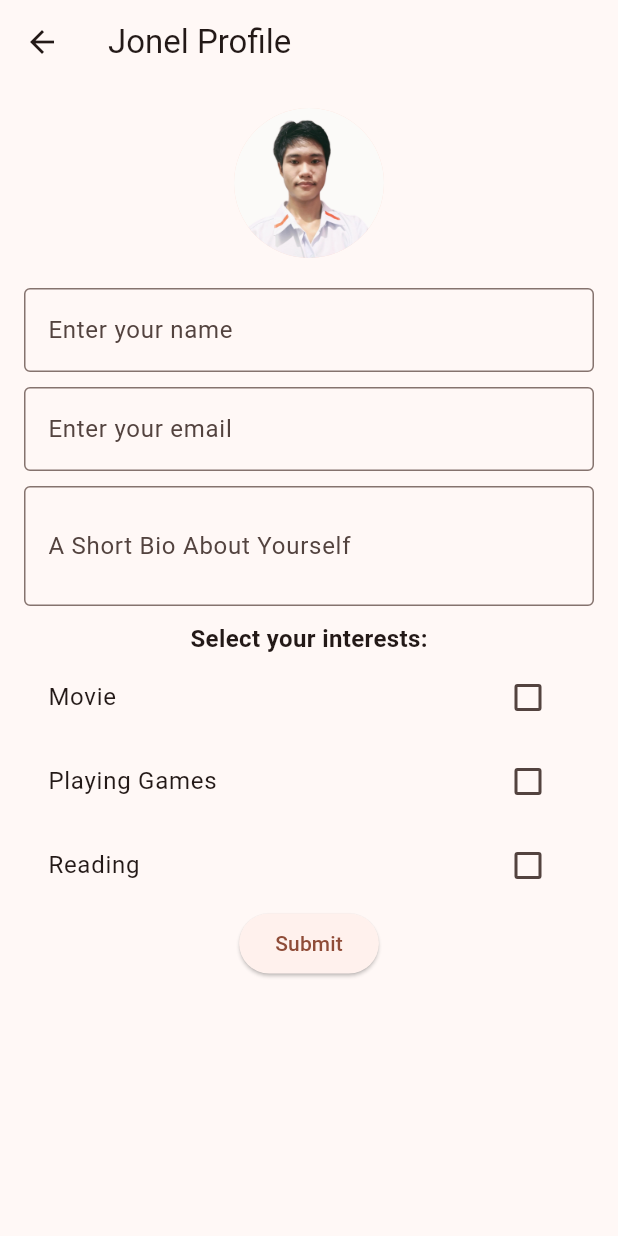
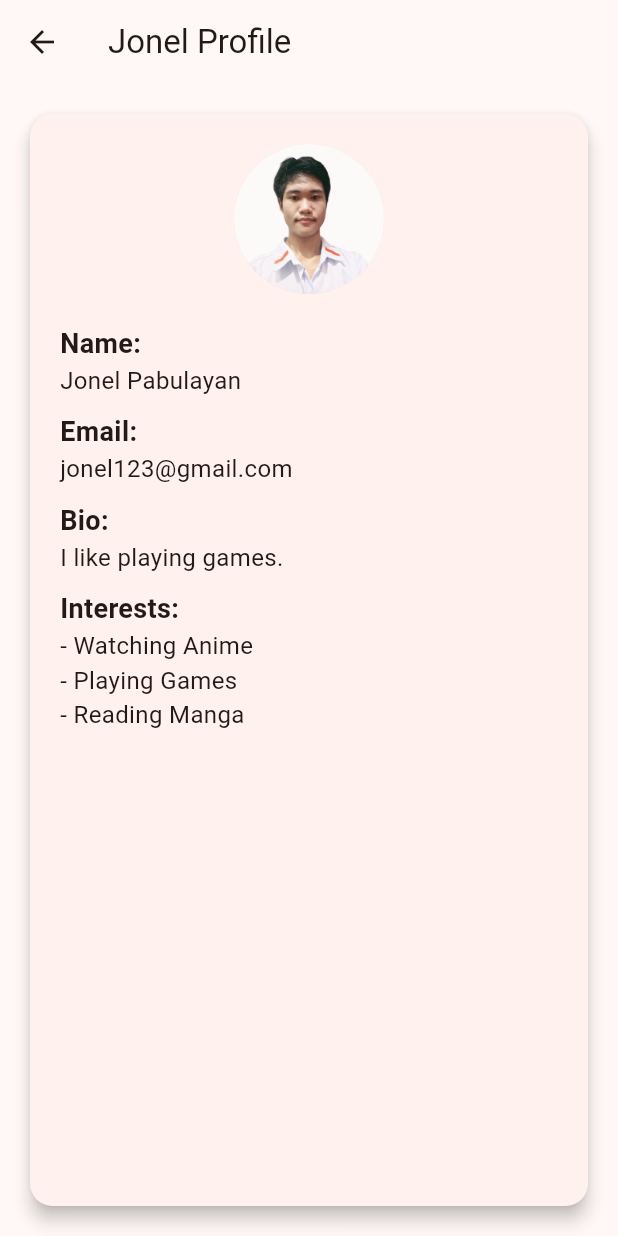
Before and after one commit to JonelPabulayan/cis_228_our_profile, a Flutter app: the JonelProfileScreen screen opened by its route, on a phone screen of 412 x 824 dp. Run offline on Flutter 3.47's test engine with Material 3 defaults, Android fonts, the phone set to English and light mode, and no system bars.

Commit message:
commit
changed some info

```diff
--- a/lib/profile_screens/jonel_profile_screen.dart
+++ b/lib/profile_screens/jonel_profile_screen.dart
@@ -1,5 +1,3 @@
-import 'dart:developer';
-
 import 'package:flutter/material.dart';
 
 void main() {
@@ -22,39 +20,8 @@ class MyApp extends StatelessWidget {
   }
 }
 
-class JonelProfileScreen extends StatefulWidget {
+class JonelProfileScreen extends StatelessWidget {
   const JonelProfileScreen({super.key});
-
-  @override
-  ProfileScreenState createState() => ProfileScreenState();
-}
-
-class ProfileScreenState extends State<JonelProfileScreen> {
-  final TextEditingController _nameController = TextEditingController();
-  final TextEditingController _emailController = TextEditingController();
-  final TextEditingController _bioController = TextEditingController();
-
-  final Map<String, bool> _interests = {
-    'Movie': false,
-    'Playing Games': false,
-    'Reading': false,
-  };
-
-  void _submitForm() {
-    String name = _nameController.text;
-    String email = _emailController.text;
-    String bio = _bioController.text;
-    List<String> selectedInterests =
-        _interests.entries
-            .where((entry) => entry.value)
-            .map((entry) => entry.key)
-            .toList();
-
-    log("Name: $name");
-    log("Email: $email");
-    log("Bio: $bio");
-    log("Interests: ${selectedInterests.join(', ')}");
-  }
 
   @override
   Widget build(BuildContext context) {
@@ -62,71 +29,67 @@ class ProfileScreenState extends State<JonelProfileScreen> {
       appBar: AppBar(title: const Text("Jonel Profile")),
       body: Padding(
         padding: const EdgeInsets.all(16.0),
+        child: Card(
+          shape: RoundedRectangleBorder(
+            borderRadius: BorderRadius.circular(15),
+          ),
+          elevation: 5,
+          child: Padding(
+            padding: const EdgeInsets.all(20.0),
             child: Column(
-          crossAxisAlignment: CrossAxisAlignment.center,
+              crossAxisAlignment: CrossAxisAlignment.start,
               children: [
                 // Profile Picture
-            CircleAvatar(
+                Center(
+                  child: const CircleAvatar(
                     radius: 50,
                     backgroundImage: AssetImage('assets/jonel1.jpg'),
                   ),
+                ),
                 const SizedBox(height: 20),
 
-            // Name TextField
-            TextField(
-              controller: _nameController,
-              decoration: const InputDecoration(
-                labelText: 'Enter your name',
-                border: OutlineInputBorder(),
+                // Name
+                const Text(
+                  "Name:",
+                  style: TextStyle(fontSize: 18, fontWeight: FontWeight.bold),
                 ),
+                const Text("Jonel Pabulayan", style: TextStyle(fontSize: 16)),
+                const SizedBox(height: 10),
+
+                // Email
+                const Text(
+                  "Email:",
+                  style: TextStyle(fontSize: 18, fontWeight: FontWeight.bold),
+                ),
+                const Text(
+                  "jonel123@gmail.com",
+                  style: TextStyle(fontSize: 16),
                 ),
                 const SizedBox(height: 10),
 
-            // Email TextField
-            TextField(
-              controller: _emailController,
-              decoration: const InputDecoration(
-                labelText: 'Enter your email',
-                border: OutlineInputBorder(),
+                // Bio
+                const Text(
+                  "Bio:",
+                  style: TextStyle(fontSize: 18, fontWeight: FontWeight.bold),
                 ),
-              keyboardType: TextInputType.emailAddress,
+                const Text(
+                  "I like playing games.",
+                  style: TextStyle(fontSize: 16),
                 ),
                 const SizedBox(height: 10),
 
-            // Bio TextField
-            TextField(
-              controller: _bioController,
-              decoration: const InputDecoration(
-                labelText: 'A Short Bio About Yourself',
-                border: OutlineInputBorder(),
+                // Interests
+                const Text(
+                  "Interests:",
+                  style: TextStyle(fontSize: 18, fontWeight: FontWeight.bold),
                 ),
-              maxLines: 2,
+                const Text(
+                  "- Watching Anime\n- Playing Games\n- Reading Manga",
+                  style: TextStyle(fontSize: 16),
                 ),
-            const SizedBox(height: 10),
-
-            // Interests Checkboxes
-            const Text(
-              "Select your interests:",
-              style: TextStyle(fontSize: 16, fontWeight: FontWeight.bold),
+              ],
             ),
-            Column(
-              children:
-                  _interests.keys.map((String key) {
-                    return CheckboxListTile(
-                      title: Text(key),
-                      value: _interests[key],
-                      onChanged: (bool? value) {
-                        setState(() {
-                          _interests[key] = value ?? false;
-                        });
-                      },
-                    );
-                  }).toList(),
           ),
-
-            // Submit Button
-            ElevatedButton(onPressed: _submitForm, child: const Text("Submit")),
-          ],
         ),
       ),
     );
```
Also changed, not shown: lib/profile_screens/kelly_profile_screen.dart (+42 -79 lines). Lines whose indentation alone changed are shown as unchanged.
